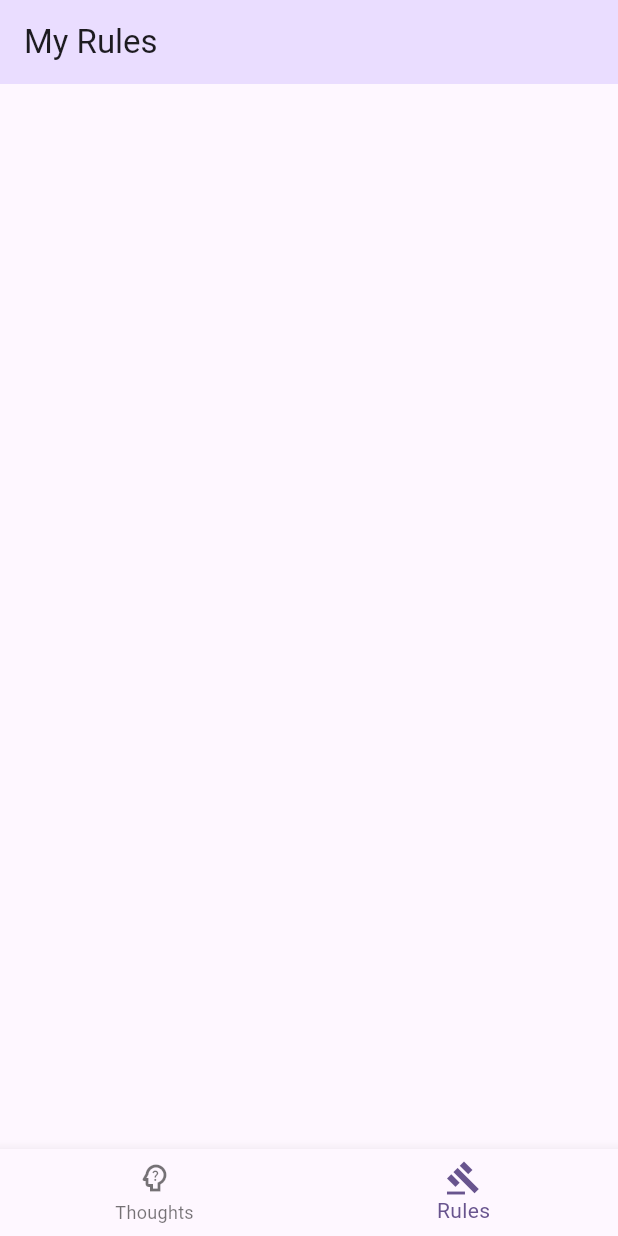
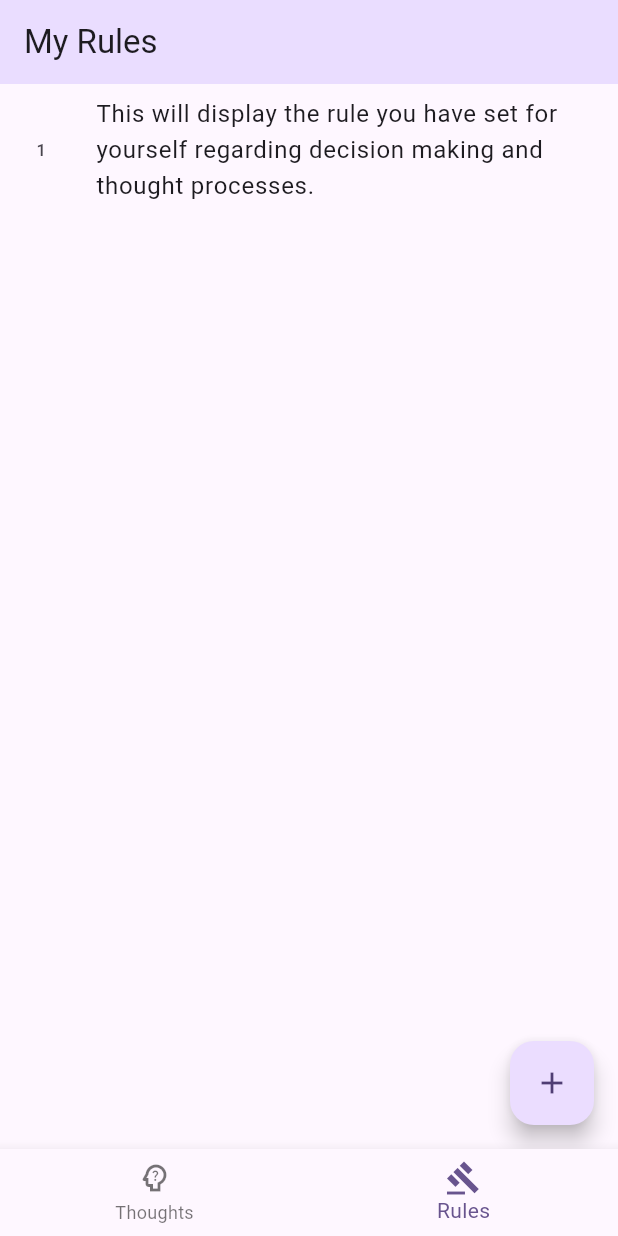
Before and after one commit to MontyCoder0701/thinkthru, a Flutter app: the screen it shows after launch, item 2 of the bottom bar chosen, on a phone screen of 412 x 824 dp. Run offline on Flutter 3.47's test engine with Material 3 defaults, Android fonts, the phone set to English and light mode, and no system bars.

Commit message:
feat: rule 모델 및 list쪽 보일 내용 수정

```diff
--- /dev/null
+++ b/lib/models/rule.dart
@@ -0,0 +1,7 @@
+import 'base.dart';
+
+class Rule extends Base {
+  final String content;
+
+  Rule({required this.content});
+}
--- a/lib/screens/home.dart
+++ b/lib/screens/home.dart
@@ -1,6 +1,6 @@
 import 'package:flutter/material.dart';
 
-import '/screens/rule_list.dart';
+import 'rule/rule.dart';
 import 'thought/thought.dart';
 
 class HomeScreen extends StatefulWidget {
--- /dev/null
+++ b/lib/screens/rule/rule.dart
@@ -0,0 +1 @@
+export 'rule_list.dart';
--- /dev/null
+++ b/lib/screens/rule/rule_list.dart
@@ -0,0 +1,35 @@
+import 'package:flutter/material.dart';
+
+class RuleListScreen extends StatefulWidget {
+  const RuleListScreen({super.key});
+
+  @override
+  State<RuleListScreen> createState() => _RuleListScreenState();
+}
+
+class _RuleListScreenState extends State<RuleListScreen> {
+  @override
+  Widget build(BuildContext context) {
+    return Scaffold(
+      appBar: AppBar(
+        title: Text('My Rules'),
+      ),
+      body: ListView(
+        children: [
+          ListTile(
+            leading: Text('1'),
+            title: Text(
+              'This will display the rule you have set for yourself regarding decision making and thought processes.',
+              maxLines: 3,
+              overflow: TextOverflow.ellipsis,
+            ),
+          ),
+        ],
+      ),
+      floatingActionButton: FloatingActionButton(
+        onPressed: () => print('Add new rule'),
+        child: const Icon(Icons.add),
+      ),
+    );
+  }
+}
--- a/lib/screens/rule_list.dart
+++ /dev/null
@@ -1,19 +0,0 @@
-import 'package:flutter/material.dart';
-
-class RuleListScreen extends StatefulWidget {
-  const RuleListScreen({super.key});
-
-  @override
-  State<RuleListScreen> createState() => _RuleListScreenState();
-}
-
-class _RuleListScreenState extends State<RuleListScreen> {
-  @override
-  Widget build(BuildContext context) {
-    return Scaffold(
-      appBar: AppBar(
-        title: Text('My Rules'),
-      ),
-    );
-  }
-}
```
